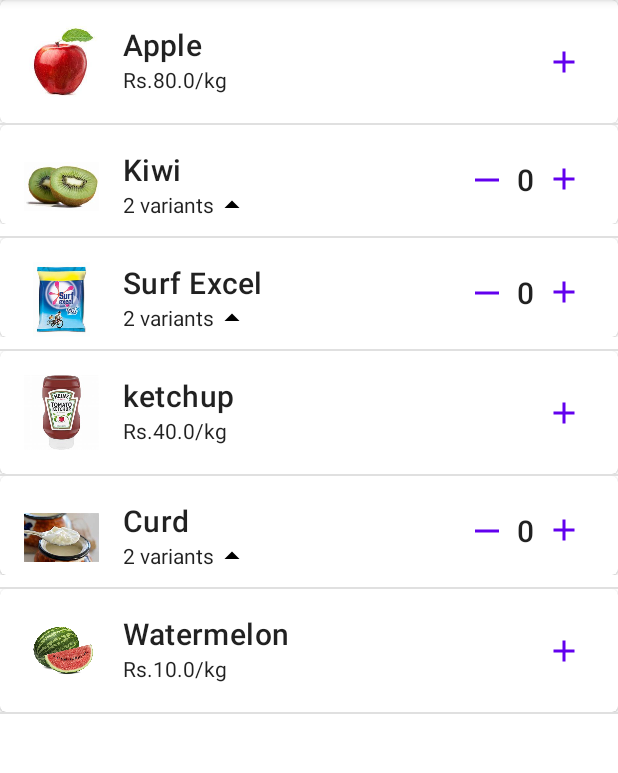
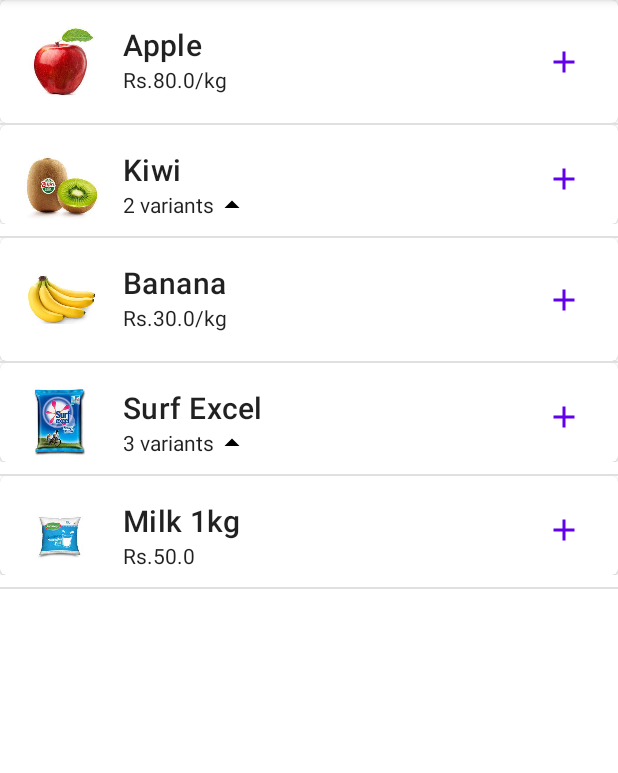
Before and after one commit to pulkitagrawal20/MyEcomApp, an Android app: the screen it shows after launch (MainActivity), on a phone screen of 412 x 824 dp, the part 84-857 px from its top. Run offline under Robolectric (Android 15) with nearby library versions, the phone set to English and light mode, and no system bars.

Commit message:
INITIAL COMMIT

```diff
--- a/user-app/src/main/java/com/example/android/myecom/MainActivity.java
+++ b/user-app/src/main/java/com/example/android/myecom/MainActivity.java
@@ -23,11 +23,11 @@ public class MainActivity extends AppCompatActivity {
     ActivityMainBinding activityMainBinding;
      List<Product>products = ProductHelper.getProducts();
      Cart cart;
-  ProductAdapter adapter;
+     ProductAdapter adapter;
   //  private SharedPreferences sharedPreferences;
  // private static final String CART_SUMMARY_KEY = "cartsummary";
 
-  private  boolean isUpdate;
+     private  boolean isUpdate;
 
     @Override
     protected void onCreate(Bundle savedInstanceState) {
--- a/user-app/src/main/java/com/example/android/myecom/controllers/ProductAdapter.java
+++ b/user-app/src/main/java/com/example/android/myecom/controllers/ProductAdapter.java
@@ -1,6 +1,7 @@
 package com.example.android.myecom.controllers;
 
 import android.content.Context;
+import android.util.Log;
 import android.view.LayoutInflater;
 import android.view.ViewGroup;
 
@@ -46,15 +47,12 @@ public class ProductAdapter extends RecyclerView.Adapter<RecyclerView.ViewHolder
 //        this.products=products;
 //    }
 
-    @Override
-    public int getItemViewType(int position) {
-        return products.get(position).type;
-    }
 
     @NonNull
     @Override
     public RecyclerView.ViewHolder onCreateViewHolder(@NonNull ViewGroup parent, int viewType) {
-        if (viewType== ProductType.TYPE_wb){
+        if (viewType == ProductType.TYPE_wb){
+            Log.d("Abhi","getItemCount:"+viewType);
             ItemWbProductBinding binding = ItemWbProductBinding.inflate(LayoutInflater.from(context),parent,false);
             return new WBProductViewHolder(binding);
         }
@@ -90,6 +88,12 @@ public class ProductAdapter extends RecyclerView.Adapter<RecyclerView.ViewHolder
     }
     @Override
     public int getItemCount() {
+        Log.d("Abhi","getItemCount:"+products.size());
         return products.size();
     }
+
+    @Override
+    public int getItemViewType(int position) {
+        return products.get(position).type;
+    }
 }
--- a/user-app/src/main/java/com/example/android/myecom/controllers/databinders/VBProductBinder.java
+++ b/user-app/src/main/java/com/example/android/myecom/controllers/databinders/VBProductBinder.java
@@ -53,14 +53,31 @@ public void onBind(Product product , ItemVbProductBinding binding , int position
 
     updateViews(product,binding);
 }
+    private void showAndHideVariantGrp(Product product, ItemVbProductBinding binding) {
+        binding.dropBtn.setOnClickListener(new View.OnClickListener() {
+            @Override
+            public void onClick(View v) {
+                //check visibility
+                if (binding.Variants.getVisibility() == View.GONE) {
+                    binding.Variants.setVisibility(View.VISIBLE);
+                    binding.dropBtn.setRotation(180);
 
+                    saveVariantGrpVisibility.put(product.name,true);
+                } else {
+                    binding.Variants.setVisibility(View.GONE);
+                    binding.dropBtn.setRotation(0);
+                    saveVariantGrpVisibility.put(product.name,false);
+                }
+            }
+        });
+    }
     public void updateViews(Product product, ItemVbProductBinding binding) {
         int qty = 0;
       //  int image = 0;
 
         for (Variants variant : product.variants) {
             //check qty present in cart
-            if (cart.cartItems.containsKey(product.name + " " + variant.name)) {
+            if (cart.cartItems.containsKey(product.name + " "  + variant.name)) {
                 qty += cart.cartItems.get(product.name + " " + variant.name).quantity;
                // image = cart.cartItems.get(product.imageURL+" "+variant.)
 
@@ -68,14 +85,36 @@ public void onBind(Product product , ItemVbProductBinding binding , int position
         }
         //update views
         if (qty >0) {
-            binding.nonZeroQtyGrp.setVisibility(View.VISIBLE);
+                binding.nonZeroQtyGrp.setVisibility(View.VISIBLE);
             binding.qty.setText(qty + "");
         } else {
-            binding.nonZeroQtyGrp.setVisibility(View.VISIBLE);
+            binding.nonZeroQtyGrp.setVisibility(View.GONE);
             binding.qty.setText(0 + "");
         }
     }
 
+
+
+    private void inflateVariants(Product product, ItemVbProductBinding binding) {
+        binding.Variants.removeAllViews();
+
+        //for variants more than 1
+        //check variant size
+        if (product.variants.size() > 1) {
+            binding.productName.setText(product.name);
+            for (Variants variant : product.variants) {
+                ChipVariantBinding b = ChipVariantBinding.inflate(((MainActivity) context).getLayoutInflater());
+                b.getRoot().setText(variant.name + " - Rs." + variant.price);
+                binding.Variants.addView(b.getRoot());
+            }
+            return;
+        }
+
+
+        binding.dropBtn.setVisibility(View.GONE);
+        binding.productVariants.setText("Rs." + product.variants.get(0).price);
+        binding.productName.setText(product.name + " " + product.variants.get(0).name);
+    }
 
     private void editQty(Product product, ItemVbProductBinding binding, int position) {
         binding.incBtn.setOnClickListener(new View.OnClickListener() {
@@ -120,43 +159,6 @@ public void onBind(Product product , ItemVbProductBinding binding , int position
     }
 
 
-    private void inflateVariants(Product product, ItemVbProductBinding binding) {
-        binding.Variants.removeAllViews();
-
-        //for variants more than 1
-        //check variant size
-        if (product.variants.size() > 1) {
-            binding.productName.setText(product.name);
-            for (Variants variant : product.variants) {
-                ChipVariantBinding b = ChipVariantBinding.inflate(((MainActivity) context).getLayoutInflater());
-                b.getRoot().setText(variant.name + " - Rs." + variant.price);
-                binding.Variants.addView(b.getRoot());
-            }
-            return;
-        }
 
 
-        binding.dropBtn.setVisibility(View.GONE);
-        binding.productVariants.setText("Rs." + product.variants.get(0).price);
-        binding.productName.setText(product.name + " " + product.variants.get(0).name);
     }
-
-    private void showAndHideVariantGrp(Product product, ItemVbProductBinding binding) {
-        binding.dropBtn.setOnClickListener(new View.OnClickListener() {
-            @Override
-            public void onClick(View v) {
-                //check visibility
-                if (binding.Variants.getVisibility() == View.GONE) {
-                    binding.Variants.setVisibility(View.VISIBLE);
-                    binding.dropBtn.setRotation(180);
-
-                    saveVariantGrpVisibility.put(product.name,true);
-                } else {
-                    binding.Variants.setVisibility(View.GONE);
-                    binding.dropBtn.setRotation(0);
-                    saveVariantGrpVisibility.put(product.name,false);
-                }
-            }
-        });
-    }
-    }
--- a/user-app/src/main/java/com/example/android/myecom/controllers/databinders/WBProductBinder.java
+++ b/user-app/src/main/java/com/example/android/myecom/controllers/databinders/WBProductBinder.java
@@ -22,7 +22,7 @@ public class WBProductBinder {
     }
     public void onBind(Product product , ItemWbProductBinding binding , int position){
         binding.productName.setText(product.name);
-        binding.productWeight.setText("Rs."+product.pricePerKg+"/kg");
+        binding.productWeight.setText("Rs." + product.pricePerKg + "/kg");
         binding.imageView.setImageResource(product.imageURL);
 
         Quantityedit(product,binding,position);
@@ -33,7 +33,7 @@ public class WBProductBinder {
         if (cart.cartItems.containsKey(product.name)){
             binding.nonZeroQuantityGroup.setVisibility(View.VISIBLE);
             binding.addBtn.setVisibility(View.GONE);
-            binding.qty.setText(cart.cartItems.get(product.name).quantity+"kg");
+            binding.qty.setText(cart.cartItems.get(product.name).quantity + "kg");
         }
         else {
             binding.nonZeroQuantityGroup.setVisibility(View.GONE);
--- a/user-app/src/main/java/com/example/android/myecom/dialog/WeightPickerDialaog.java
+++ b/user-app/src/main/java/com/example/android/myecom/dialog/WeightPickerDialaog.java
@@ -176,7 +176,7 @@ private AdapterCallBackListener listener;
     }
 
     private void initializeNumberPickerForKg() {
-        int NUMBER_OF_VALUES = 10 - minValueKg;
+        int NUMBER_OF_VALUES = 11 - minValueKg;
 
         int PICKER_RANGE = minValueKg;
         String[] displayedValues = new String[NUMBER_OF_VALUES];
--- a/user-app/src/main/java/com/example/android/myecom/tmp/ProductHelper.java
+++ b/user-app/src/main/java/com/example/android/myecom/tmp/ProductHelper.java
@@ -17,18 +17,18 @@ public class ProductHelper {
       static public List<Product> getProducts() {
         List<Product> products = new ArrayList<>(
                 Arrays.asList(
-                        new Product("Apple", R.drawable.apple, 80.00f, 0.5f),
+                        new Product("Apple",R.drawable.apple,1,80),
                         new Product("Kiwi", R.drawable.kiwi, new ArrayList<>(Arrays.asList(
                                 new Variants("500g", 90),
                                 new Variants("1kg", 150)))),
-                        new Product("Surf Excel", R.drawable.surfexcel, new ArrayList<>(Arrays.asList(
-                                new Variants("1kg 50g", 90),
-                                new Variants("1kg", 150)))),
-                        new Product("ketchup",R.drawable.ketchup,40,1),
-                        new Product("Curd",R.drawable.curd,new ArrayList<>(Arrays.asList(
-                                new Variants("1kg",20),
-                                new Variants("2kg",40)))),
-                        new Product("Watermelon",R.drawable.watermelon,10,1)
+                        new Product("Banana",R.drawable.banana,1,30),
+                        new Product("Surf Excel", R.drawable.surf_excel, new ArrayList<>(Arrays.asList(
+                                new Variants(" 1kg", 95),
+                                new Variants("2kg", 180),
+                                new Variants("5kg",400)))),
+
+                        new Product("Milk",R.drawable.milk,new ArrayList<>(Collections.singletonList(
+                                new Variants("1kg", 50))))
 
                 )
         );
--- a/user-app/src/main/res/layout/item_vb_product.xml
+++ b/user-app/src/main/res/layout/item_vb_product.xml
@@ -110,7 +110,6 @@
                 android:layout_height="wrap_content"
                 android:layout_marginEnd="8dp"
                 android:text="0"
-                android:visibility="visible"
                 android:gravity="center"
                 app:layout_constraintBottom_toBottomOf="@+id/incBtn"
                 app:layout_constraintEnd_toStartOf="@+id/incBtn"
```
Also changed, not shown: Module/src/main/java/com/example/android/module/Cart.java (+11 -12 lines), Module/src/main/java/com/example/android/module/CartItem.java (+7 -7 lines), Module/src/main/java/com/example/android/module/Product.java (+23 -23 lines), Module/src/main/java/com/example/android/module/Variants.java (+4 -4 lines), user-app/src/main/java/com/example/android/myecom/dialog/VarinatQtyPickerDialog.java (+35 -30 lines), user-app/src/main/res/drawable-v24/curd.jpg (deleted), user-app/src/main/res/drawable-v24/milk.jpg (deleted), user-app/src/main/res/drawable-v24/surfexcel.jpg (deleted), user-app/src/main/res/drawable/banana.jpg (added), user-app/src/main/res/drawable/kiwi.jpg, user-app/src/main/res/drawable/milk.jpg (added), user-app/src/main/res/drawable/surf_excel.jpg (added).
